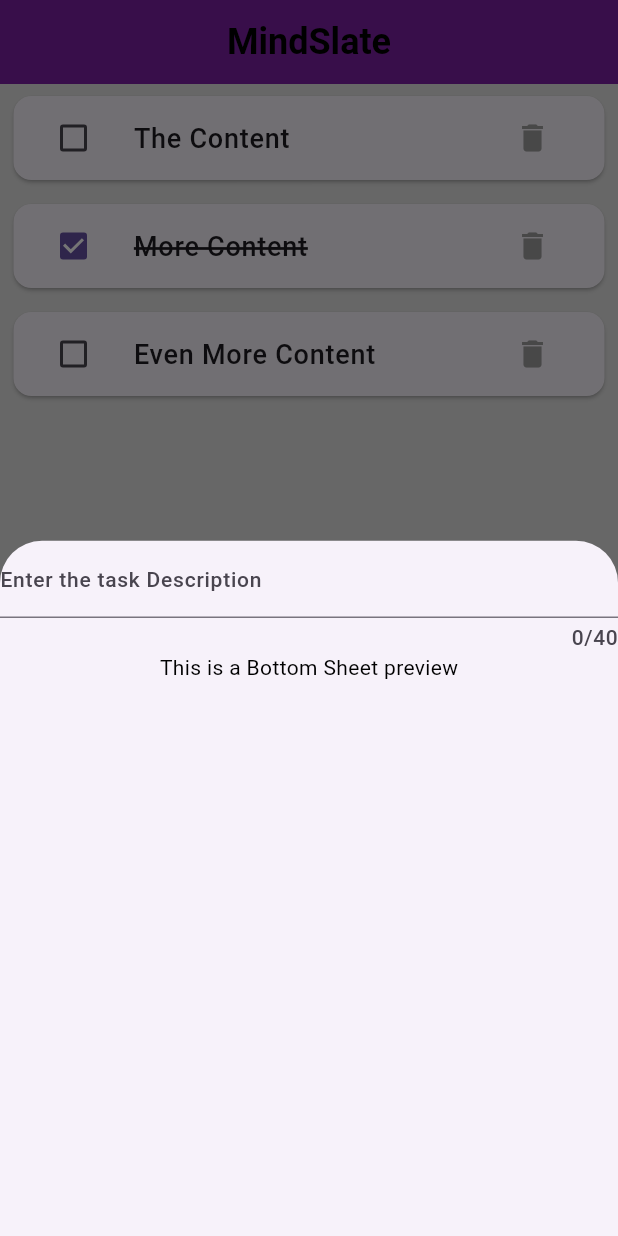
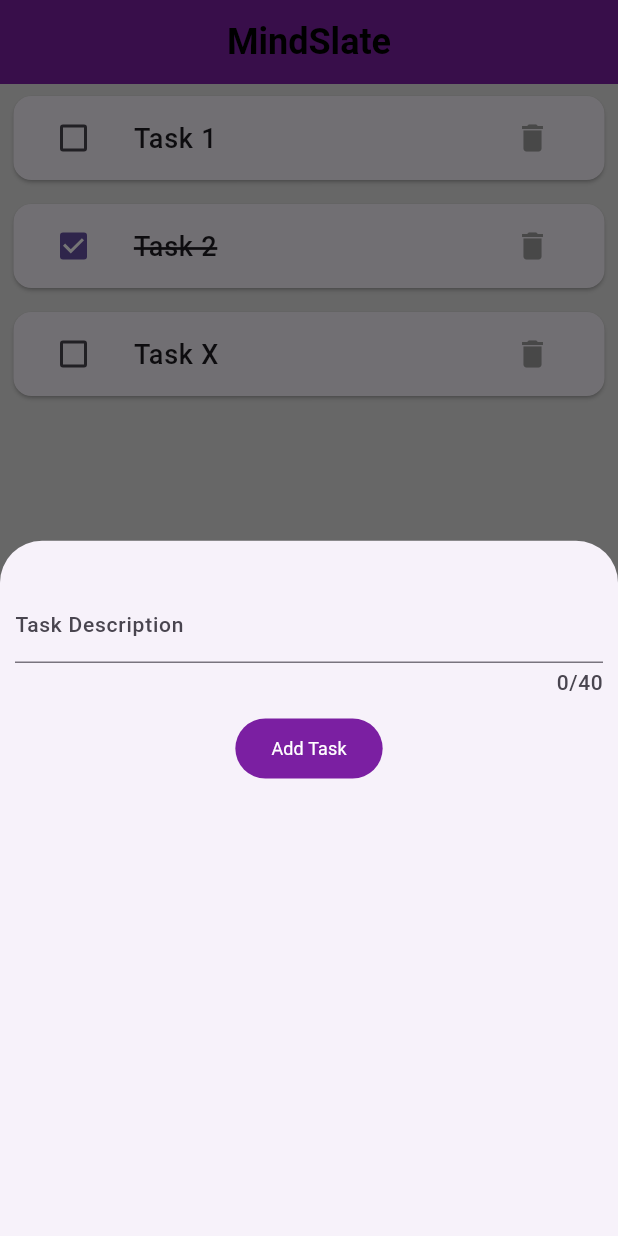
Before and after one commit to Pixel-Code-Hub206/MindSlate, a Flutter app: the screen it shows after launch, after a tap on the "add" icon, on a phone screen of 412 x 824 dp. Run offline on Flutter 3.47's test engine with Material 3 defaults, Android fonts, the phone set to English and light mode, and no system bars; our stand-ins replace device_preview; Roboto replaces fonts that are missing (Poppins).

Commit message:
Brought functionality to the FAB by adding the ability to add tasks once the forms are validated

```diff
--- a/lib/pages/home_screen.dart
+++ b/lib/pages/home_screen.dart
@@ -11,10 +11,13 @@ class Home extends StatefulWidget {
 
 class _HomeState extends State<Home> {
 
+  final _formGlobalKey = GlobalKey<FormState>();
+  String _taskBody = '';
+
   final List<Tasks> _tasks = [
-    Tasks(isBody: 'The Content', isDone: false),
-    Tasks(isBody: 'More Content', isDone: true),
-    Tasks(isBody: 'Even More Content', isDone: false),
+    Tasks(isBody: 'Task 1', isDone: false),
+    Tasks(isBody: 'Task 2', isDone: true),
+    Tasks(isBody: 'Task X', isDone: false),
   ];
 
   @override
@@ -69,16 +72,47 @@ class _HomeState extends State<Home> {
                   builder: (BuildContext context)
                   {
                     return Form(
+                      key: _formGlobalKey,
+                      child: Padding(
+                        padding: const EdgeInsets.all(10.0),
                         child: Column(
                           children: [
+                            SizedBox(height: 20.0),
+
                             TextFormField(    //Input for the task description
                               maxLength: 40,
                               decoration: const InputDecoration(
-                              label: Text('Enter the task Description'),
+                                label: Text('Task Description'),
+                              ),
+                              validator: (value) {
+                                if(value == null || value.isEmpty || value.length < 5)
+                                  {
+                                    return "The given task must be lengthier";
+                                  }
+                                  return null;  //If no-errors
+                              },
+                                onSaved: (value) {
+                                  _taskBody = value!;   //Updating the task's description after validation
+                                },
+                            ),
+
+                            SizedBox(height: 10.0),
+
+                            FilledButton(onPressed: () {
+                              if(_formGlobalKey.currentState!.validate()){ //Form Validation
+                                _formGlobalKey.currentState!.save();  //Lock the data from the fields
+                                addTask();    //Only adds to-do's once the Form is validated
+                              }
+                            },
+                              style: FilledButton.styleFrom(
+                                backgroundColor: Colors.purple[700],
+                              ),
+                                child: const Text(
+                                  'Add Task',
                                 ),
                             ),
-                          Text('This is a Bottom Sheet preview'),
                           ],
+                        ),
                       ),
                     );
                   },
@@ -95,7 +129,10 @@ class _HomeState extends State<Home> {
 
   void addTask(){
     setState(() {   //Using SetState to display changes in the actual UI and not just the list within
-      _tasks.add(Tasks(isBody: 'Body', isDone: false));  //Placeholder function call with dummy details
+      _tasks.add(Tasks(
+          isBody: _taskBody,
+          isDone: false
+      ));
     });
   }
 
```
Lines whose indentation alone changed are shown as unchanged.
